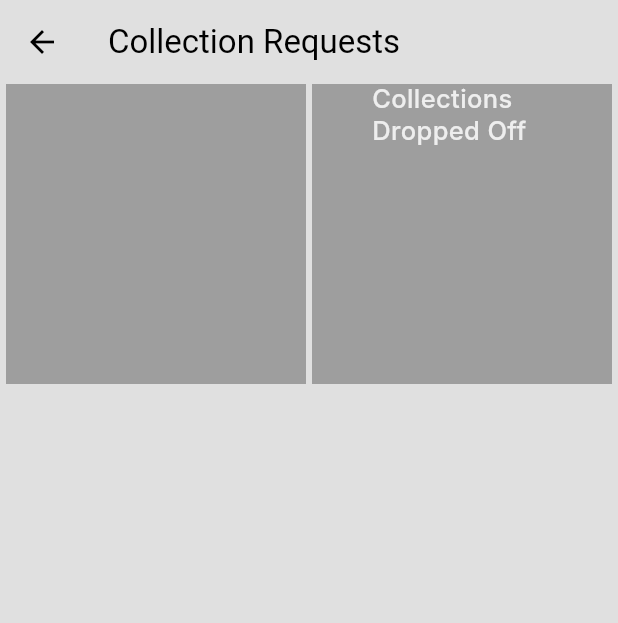
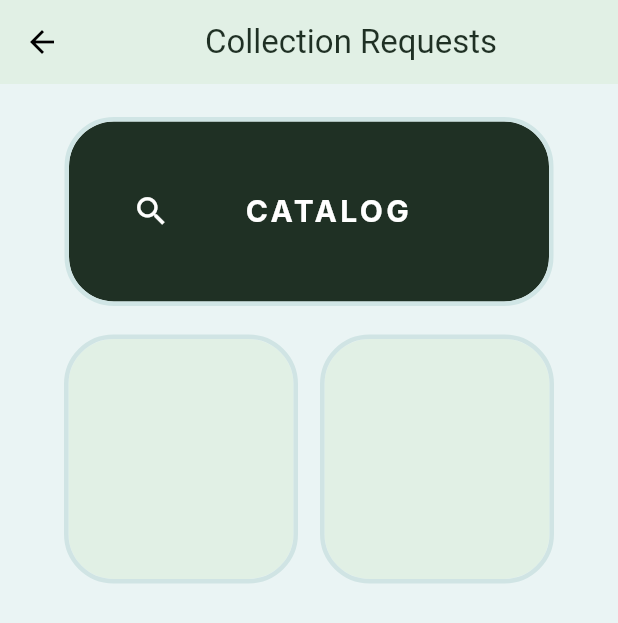
Before and after one commit to rkareem2/Clean-Cycle_flutter-app, a Flutter app: the CollectionRequestsPage screen opened by its route, on a phone screen of 412 x 824 dp. Shown: the top 623 px of the screen. Run offline on Flutter 3.47's test engine with Material 3 defaults, Android fonts, the phone set to English and light mode, and no system bars; our stand-ins replace cloud_firestore, firebase_auth, firebase_core, get, google_maps_flutter; accounts and stored records are empty; Roboto replaces fonts that are missing (Inter).

Commit message:
updated collection requests page

```diff
--- a/clean_cycle/lib/pages/collection_requests_page.dart
+++ b/clean_cycle/lib/pages/collection_requests_page.dart
@@ -6,41 +6,114 @@ class CollectionRequestsPage extends StatelessWidget {
   @override
   Widget build(BuildContext context) {
     return Scaffold(
-      backgroundColor: Theme.of(context).colorScheme.surface,
+      backgroundColor: Color(0xFFEAF4F4),
+      // App Bar
       appBar: AppBar(
-        title: const Text("Collection Requests"),
+        backgroundColor: Color(0xFFE1F0E5),
+        title: Center(
+          child: const Text(
+              "Collection Requests",
+              style: TextStyle(
+              color: Color(0xFF1F3024),
             ),
-        body: Row(
+          ),
+        ),
+      ),
+        body: Padding(
+          padding: EdgeInsets.all(25),
+              child: Column(
+                children: [
+                  Row(
                     mainAxisAlignment: MainAxisAlignment.spaceEvenly,
                     children: [
-            // Collections Picked Up
+                      // Search Catalog
                       Container(
-            height: 200,
-            width: 200,
-            color: Theme.of(context).colorScheme.primary,
+                        width: 320,
+                        height: 120,
+                        margin: EdgeInsets.only(bottom:25),
+                        decoration: ShapeDecoration(
+                          color: Color(0xFF1F3024),
+                          shape: RoundedRectangleBorder(
+                            side: BorderSide(
+                              width: 3,
+                              strokeAlign: BorderSide.strokeAlignOutside,
+                              color: Color(0xFFD0E5E5),
+                            ),
+                            borderRadius: BorderRadius.circular(30),
+                          ),
+                        ),
+                        child: Row(
+                          mainAxisAlignment: MainAxisAlignment.spaceEvenly,
+                          children: [
+                            // search icon
+                             Icon(
+                               Icons.search,
+                               color: Theme.of(context).colorScheme.tertiary,
+                               size: 25,
+                               weight: 700,
                              ),
 
-            // Collections Dropped Off
-            Container(
-              height: 200,
-              width: 200,
-              color: Theme.of(context).colorScheme.primary,
-              child: Padding(
-                padding: EdgeInsets.only(left: 40),
-                child: Text(
-                  "Collections\nDropped Off",
+                             // catalog title
+                             Padding(
+                              padding: EdgeInsets.only(right: 50),
+                              child:Text(
+                                ' CATALOG',
                                 style: TextStyle(
-                    color: Theme.of(context).colorScheme.secondary,
-                    fontSize: 17,
+                                  color: Theme.of(context).colorScheme.tertiary,
+                                  fontSize: 20,
                                   fontFamily: 'Inter',
-                    fontWeight: FontWeight.w500,
+                                  fontWeight: FontWeight.w700,
                                   height: 0,
-                  ),
+                                  letterSpacing: 2.25,
                                 ),
                               ),
                             ),
                           ],
                         ),
+                      ),
+                    ],
+                  ),
+                  Row(
+                    mainAxisAlignment: MainAxisAlignment.spaceEvenly,
+                    children: [
+                      // Collections Picked Up
+                     Container(
+                       width: 150,
+                       height: 160,
+                       decoration: ShapeDecoration(
+                         color: Color(0xFFE1F0E5),
+                         shape: RoundedRectangleBorder(
+                           side: BorderSide(
+                             width: 3,
+                             strokeAlign: BorderSide.strokeAlignOutside,
+                             color: Color(0xFFD0E4E4),
+                           ),
+                           borderRadius: BorderRadius.circular(30),
+                         ),
+                       ),
+                     ),
+
+                      // Collections Dropped Off
+                      Container(
+                        width: 150,
+                        height: 160,
+                        decoration: ShapeDecoration(
+                          color: Color(0xFFE1F0E5),
+                          shape: RoundedRectangleBorder(
+                          side: BorderSide(
+                              width: 3,
+                              strokeAlign: BorderSide.strokeAlignOutside,
+                              color: Color(0xFFD0E4E4),
+                            ),
+                          borderRadius: BorderRadius.circular(30),
+                        ),
+                      ),
+                      ),
+                    ],
+                  ),
+                ],
+              ),
+        ),
     );
   }
 }
```
Lines whose indentation alone changed are shown as unchanged.
